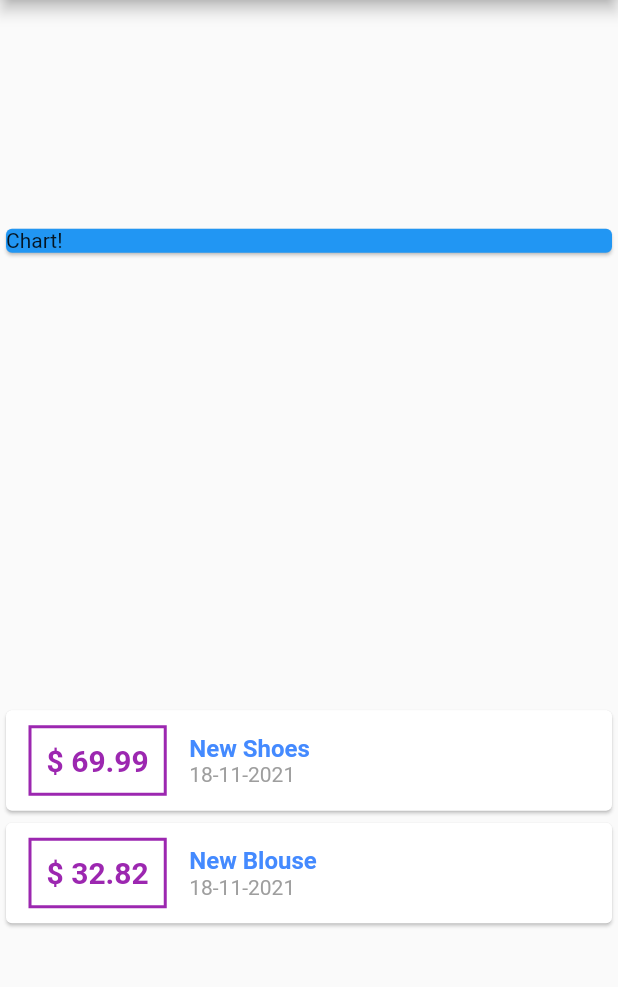
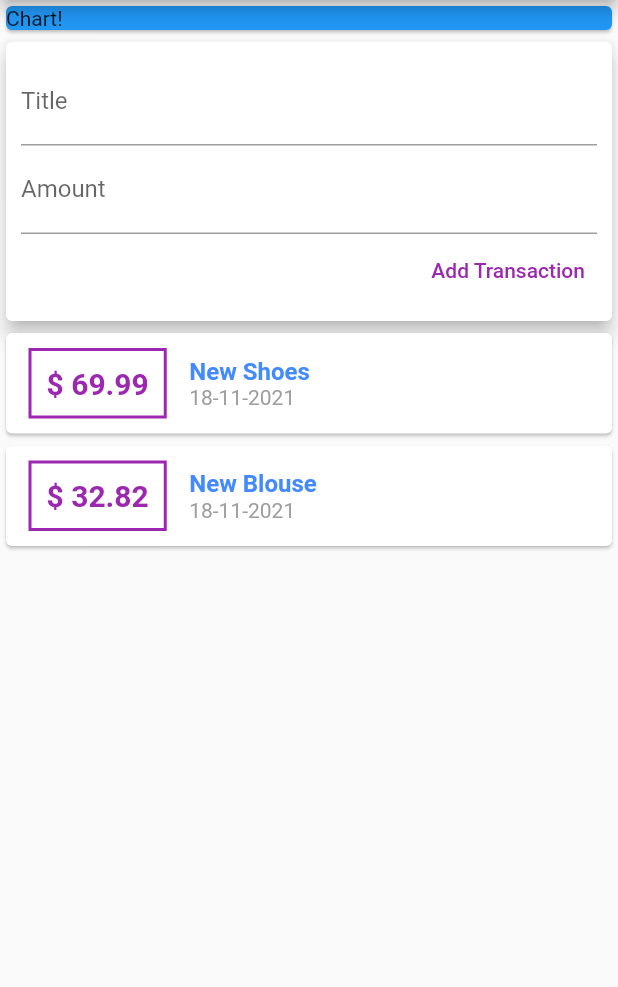
Before and after one commit to ahmet191/flutter_expense_planner, a Flutter app: the screen it shows after launch, on a phone screen of 412 x 824 dp, the part 84-1071 px from its top. Run offline on Flutter 3.47's test engine with Material 2 defaults, Android fonts, the phone set to English and light mode, and no system bars.

Commit message:
Adding New Transaction feature added

```diff
--- a/lib/main.dart
+++ b/lib/main.dart
@@ -1,8 +1,7 @@
 // ignore_for_file: prefer_const_constructors_in_immutables, prefer_const_constructors, prefer_const_literals_to_create_immutables
 
-import './transaction.dart';
+import './widgets/user_transactions.dart';
 import 'package:flutter/material.dart';
-import 'package:intl/intl.dart';
 
 void main() => runApp(MyApp());
 
@@ -18,20 +17,11 @@ class MyApp extends StatelessWidget {
 }
 
 class MyHomePage extends StatelessWidget {
-  final List<Transaction> transactions = [
-    Transaction(
-      id: 't1',
-      title: 'New Shoes',
-      amount: 69.99,
-      date: DateTime.now(),
-    ),
-    Transaction(
-      id: 't2',
-      title: 'New Blouse',
-      amount: 32.82,
-      date: DateTime.now(),
-    ),
-  ];
+  // late String titleInput;
+  // late String amountInput;
+
+  final titleController = TextEditingController();
+  final amountController = TextEditingController();
 
   MyHomePage({Key? key}) : super(key: key);
   @override
@@ -41,7 +31,7 @@ class MyHomePage extends StatelessWidget {
         title: Text('Expense Planner'),
       ),
       body: Column(
-        mainAxisAlignment: MainAxisAlignment.spaceAround,
+        // mainAxisAlignment: MainAxisAlignment.start,
         crossAxisAlignment: CrossAxisAlignment.stretch,
         children: <Widget>[
           Container(
@@ -51,56 +41,7 @@ class MyHomePage extends StatelessWidget {
               child: Text('Chart!'),
             ),
           ),
-          Column(
-            children: transactions.map((e) {
-              return Card(
-                child: Row(
-                  children: <Widget>[
-                    Container(
-                      padding: EdgeInsets.all(10),
-                      margin: EdgeInsets.symmetric(
-                        vertical: 10,
-                        horizontal: 15,
-                      ),
-                      decoration: BoxDecoration(
-                          border: Border.all(
-                        width: 2,
-                        color: Colors.purple,
-                      )),
-                      child: Text(
-                        '\$ ${e.amount}',
-                        style: TextStyle(
-                          fontWeight: FontWeight.bold,
-                          fontSize: 20,
-                          color: Colors.purple,
-                        ),
-                      ),
-                    ),
-                    Column(
-                      crossAxisAlignment: CrossAxisAlignment.start,
-                      children: <Widget>[
-                        Text(
-                          e.title,
-                          style: TextStyle(
-                            fontWeight: FontWeight.bold,
-                            color: Colors.blueAccent,
-                            fontSize: 16,
-                          ),
-                        ),
-                        Text(
-                          DateFormat('dd-MM-yyyy').format(e.date),
-                          style: TextStyle(
-                            color: Colors.grey,
-                            fontSize: 14,
-                          ),
-                        ),
-                      ],
-                    ),
-                  ],
-                ),
-              );
-            }).toList(),
-          ),
+          UserTransactions(),
         ],
       ),
     );
--- /dev/null
+++ b/lib/widgets/new_transaction.dart
@@ -0,0 +1,44 @@
+import 'package:flutter/material.dart';
+
+class NewTransaction extends StatelessWidget {
+  final titleController = TextEditingController();
+  final amountController = TextEditingController();
+  final Function addTx;
+
+  NewTransaction(this.addTx);
+
+  @override
+  Widget build(BuildContext context) {
+    return Card(
+      elevation: 5,
+      child: Container(
+        padding: EdgeInsets.all(10),
+        child: Column(
+          crossAxisAlignment: CrossAxisAlignment.end,
+          children: <Widget>[
+            TextField(
+              decoration: InputDecoration(labelText: 'Title'),
+              controller: titleController,
+            ),
+            TextField(
+              decoration: InputDecoration(labelText: 'Amount'),
+              controller: amountController,
+            ),
+            TextButton(
+              onPressed: () {
+                addTx(
+                  titleController.text,
+                  double.parse(amountController.text),
+                );
+              },
+              child: Text('Add Transaction'),
+              style: TextButton.styleFrom(
+                primary: Colors.purple,
+              ),
+            )
+          ],
+        ),
+      ),
+    );
+  }
+}
--- /dev/null
+++ b/lib/widgets/transaction_list.dart
@@ -0,0 +1,63 @@
+import '../models/transaction.dart';
+import 'package:flutter/material.dart';
+import 'package:intl/intl.dart';
+
+class TransactionList extends StatelessWidget {
+  final List<Transaction> transactions;
+
+  TransactionList(this.transactions);
+
+  @override
+  Widget build(BuildContext context) {
+    return Column(
+      children: transactions.map((e) {
+        return Card(
+          child: Row(
+            children: <Widget>[
+              Container(
+                padding: EdgeInsets.all(10),
+                margin: EdgeInsets.symmetric(
+                  vertical: 10,
+                  horizontal: 15,
+                ),
+                decoration: BoxDecoration(
+                    border: Border.all(
+                  width: 2,
+                  color: Colors.purple,
+                )),
+                child: Text(
+                  '\$ ${e.amount}',
+                  style: TextStyle(
+                    fontWeight: FontWeight.bold,
+                    fontSize: 20,
+                    color: Colors.purple,
+                  ),
+                ),
+              ),
+              Column(
+                crossAxisAlignment: CrossAxisAlignment.start,
+                children: <Widget>[
+                  Text(
+                    e.title,
+                    style: TextStyle(
+                      fontWeight: FontWeight.bold,
+                      color: Colors.blueAccent,
+                      fontSize: 16,
+                    ),
+                  ),
+                  Text(
+                    DateFormat('dd-MM-yyyy').format(e.date),
+                    style: TextStyle(
+                      color: Colors.grey,
+                      fontSize: 14,
+                    ),
+                  ),
+                ],
+              ),
+            ],
+          ),
+        );
+      }).toList(),
+    );
+  }
+}
--- /dev/null
+++ b/lib/widgets/user_transactions.dart
@@ -0,0 +1,51 @@
+import 'package:flutter/material.dart';
+import './new_transaction.dart';
+import './transaction_list.dart';
+import '../models/transaction.dart';
+
+class UserTransactions extends StatefulWidget {
+  const UserTransactions({Key? key}) : super(key: key);
+
+  @override
+  _UserTransactionsState createState() => _UserTransactionsState();
+}
+
+class _UserTransactionsState extends State<UserTransactions> {
+  final List<Transaction> _userTransactions = [
+    Transaction(
+      id: 't1',
+      title: 'New Shoes',
+      amount: 69.99,
+      date: DateTime.now(),
+    ),
+    Transaction(
+      id: 't2',
+      title: 'New Blouse',
+      amount: 32.82,
+      date: DateTime.now(),
+    ),
+  ];
+
+  void _addNewTransaction(String txTitle, double txAmount) {
+    final newTx = Transaction(
+      title: txTitle,
+      amount: txAmount,
+      date: DateTime.now(),
+      id: DateTime.now().toString(),
+    );
+
+    setState(() {
+      _userTransactions.add(newTx);
+    });
+  }
+
+  @override
+  Widget build(BuildContext context) {
+    return Column(
+      children: <Widget>[
+        NewTransaction(_addNewTransaction),
+        TransactionList(_userTransactions),
+      ],
+    );
+  }
+}
```
Also changed, not shown: lib/models/transaction.dart (renamed from lib/transaction.dart).
